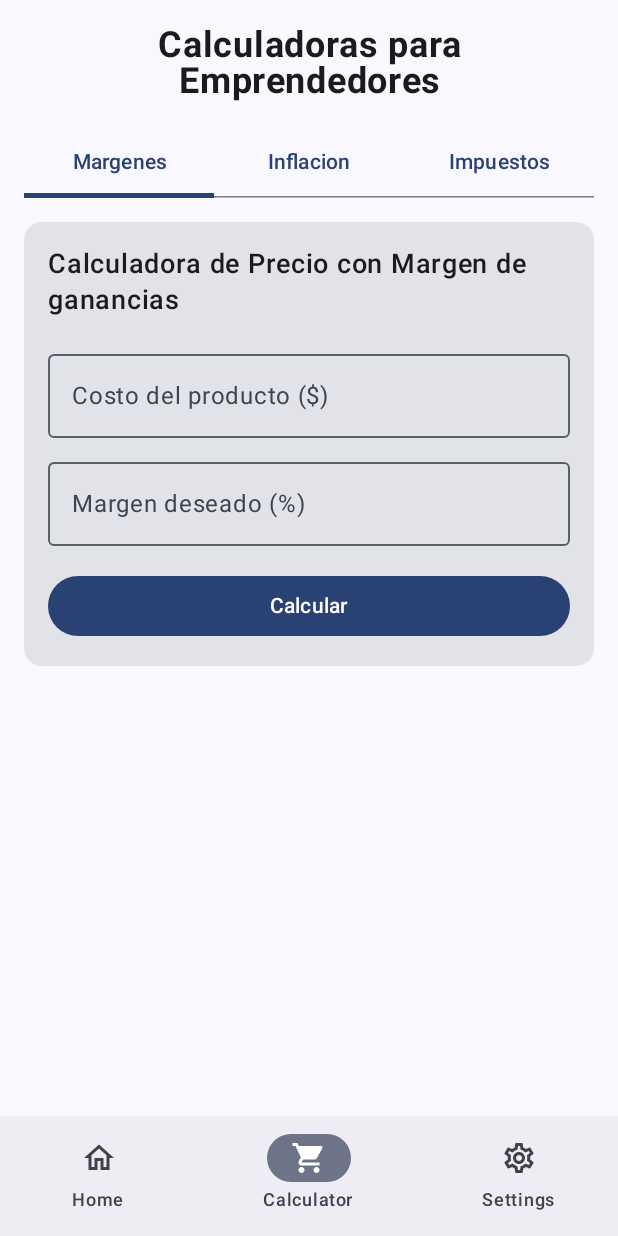
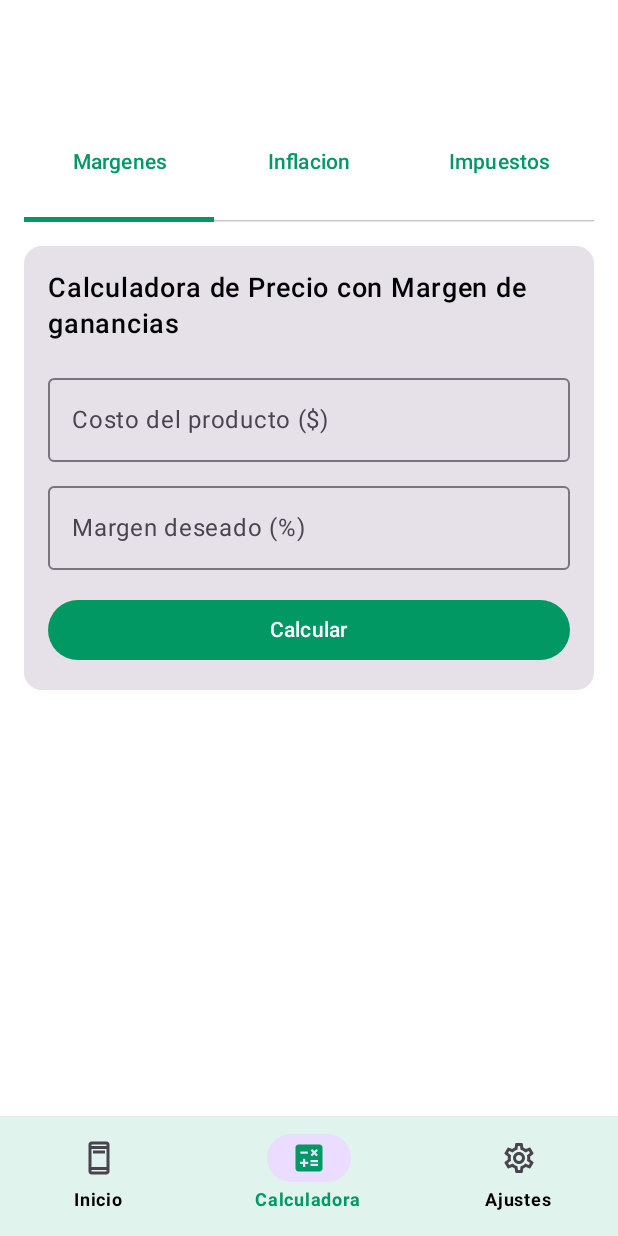
Before and after one commit to SantiagoGrinblat/Asistente_de_emprendedor, an Android app built with Jetpack Compose: the screen it shows after launch (MainActivity), item 2 of the bottom bar chosen, on a phone screen of 412 x 824 dp. Run offline under Robolectric (Android 15) with nearby library versions, the light colour scheme and no system bars.

Commit message:
se mejora aspectos visuales de layouts, barra de navegacion, textos E iconos

```diff
--- a/app/build.gradle.kts
+++ b/app/build.gradle.kts
@@ -41,6 +41,7 @@ dependencies {
 
   implementation(libs.androidx.navigation.compose)
   implementation(libs.kotlinx.serialization.json)
+  implementation(libs.androidx.material.icons.extended)
 
   implementation(libs.androidx.core.ktx)
   implementation(libs.androidx.lifecycle.runtime.ktx)
--- a/app/src/main/java/com/santidev/entrepreneurassistant/MainActivity.kt
+++ b/app/src/main/java/com/santidev/entrepreneurassistant/MainActivity.kt
@@ -6,6 +6,8 @@ import androidx.activity.compose.setContent
 import androidx.activity.enableEdgeToEdge
 import androidx.compose.foundation.layout.Box
 import androidx.compose.foundation.layout.fillMaxSize
+import androidx.compose.material3.MaterialTheme
+import androidx.compose.material3.Surface
 import androidx.compose.ui.Modifier
 import com.santidev.entrepreneurassistant.navigation.NavigationComponent
 import com.santidev.entrepreneurassistant.ui.theme.EntrepreneurAssistantTheme
@@ -17,8 +19,10 @@ class MainActivity : ComponentActivity() {
     enableEdgeToEdge()
     setContent {
       EntrepreneurAssistantTheme {
-        Box(modifier = Modifier.fillMaxSize()) {
-          NavigationComponent()
+        Surface(modifier = Modifier.fillMaxSize(), color = MaterialTheme.colorScheme.background) {
+          Box(modifier = Modifier.fillMaxSize()) {
+            NavigationComponent()
+          }
         }
       }
     }
--- a/app/src/main/java/com/santidev/entrepreneurassistant/ui/screens/CalculatorsScreen.kt
+++ b/app/src/main/java/com/santidev/entrepreneurassistant/ui/screens/CalculatorsScreen.kt
@@ -6,6 +6,7 @@ import androidx.compose.foundation.layout.fillMaxSize
 import androidx.compose.foundation.layout.fillMaxWidth
 import androidx.compose.foundation.layout.height
 import androidx.compose.foundation.layout.padding
+import androidx.compose.material3.MaterialTheme
 import androidx.compose.material3.Tab
 import androidx.compose.material3.TabRow
 import androidx.compose.material3.Text
@@ -15,6 +16,7 @@ import androidx.compose.runtime.mutableStateOf
 import androidx.compose.runtime.remember
 import androidx.compose.runtime.setValue
 import androidx.compose.ui.Modifier
+import androidx.compose.ui.graphics.Color
 import androidx.compose.ui.text.font.FontWeight
 import androidx.compose.ui.text.style.TextAlign
 import androidx.compose.ui.unit.dp
@@ -42,7 +44,8 @@ fun CalculatorsScreen(navController: NavHostController) {
       modifier = Modifier
         .fillMaxWidth()
         .padding(bottom = 16.dp),
-      textAlign = TextAlign.Center
+      textAlign = TextAlign.Center,
+      color = Color.White
     )
 
     TabRow(selectedTabIndex = tabSelecction) {
@@ -50,7 +53,8 @@ fun CalculatorsScreen(navController: NavHostController) {
         Tab(
           selected = tabSelecction == index,
           onClick = { tabSelecction = index },
-          text = { Text(titulo) }
+          text = { Text(titulo) },
+          modifier = Modifier.padding(bottom = 16.dp),
         )
       }
     }
--- a/app/src/main/java/com/santidev/entrepreneurassistant/ui/screens/HomeScreen.kt
+++ b/app/src/main/java/com/santidev/entrepreneurassistant/ui/screens/HomeScreen.kt
@@ -6,5 +6,5 @@ import androidx.navigation.NavHostController
 
 @Composable
 fun HomeScreen(navController: NavHostController) {
-  Text(text = "Home Screen")
+
 }
--- a/app/src/main/java/com/santidev/entrepreneurassistant/ui/theme/Color.kt
+++ b/app/src/main/java/com/santidev/entrepreneurassistant/ui/theme/Color.kt
@@ -2,10 +2,7 @@ package com.santidev.entrepreneurassistant.ui.theme
 
 import androidx.compose.ui.graphics.Color
 
-val Purple80 = Color(0xFFD0BCFF)
-val PurpleGrey80 = Color(0xFFCCC2DC)
-val Pink80 = Color(0xFFEFB8C8)
-
-val Purple40 = Color(0xFF6650a4)
-val PurpleGrey40 = Color(0xFF625b71)
-val Pink40 = Color(0xFF7D5260)
+val WhiteBackground = Color(0xFFFFFFFF)
+val DeepGreenBackground = Color(0xFF10231C)
+val LightGreen = Color(0xFF019863)
+val WhiteText = Color(0xFFFFFFFF)
--- a/app/src/main/java/com/santidev/entrepreneurassistant/ui/theme/Theme.kt
+++ b/app/src/main/java/com/santidev/entrepreneurassistant/ui/theme/Theme.kt
@@ -3,41 +3,56 @@ package com.santidev.entrepreneurassistant.ui.theme
 import android.app.Activity
 import android.os.Build
 import androidx.compose.foundation.isSystemInDarkTheme
+import androidx.compose.material3.ColorScheme
 import androidx.compose.material3.MaterialTheme
+import androidx.compose.material3.MaterialTheme.colorScheme
 import androidx.compose.material3.darkColorScheme
 import androidx.compose.material3.dynamicDarkColorScheme
 import androidx.compose.material3.dynamicLightColorScheme
 import androidx.compose.material3.lightColorScheme
 import androidx.compose.runtime.Composable
+import androidx.compose.ui.graphics.Color
+import androidx.compose.ui.graphics.Color.Companion.White
 import androidx.compose.ui.platform.LocalContext
 
 private val DarkColorScheme = darkColorScheme(
-  primary = Purple80,
-  secondary = PurpleGrey80,
-  tertiary = Pink80
+  primary = LightGreen,
+  onPrimary = Color.White,
+
+  // Colores de fondo
+  background = DeepGreenBackground,
+  onBackground = WhiteText,
+
+  // Colores de superficie
+  surface = DeepGreenBackground,
+  onSurface = WhiteText,
+
+  // Colores secundarios
+  secondary = LightGreen,
+  onSecondary = WhiteText,
 )
 
 private val LightColorScheme = lightColorScheme(
-  primary = Purple40,
-  secondary = PurpleGrey40,
-  tertiary = Pink40
+  primary = LightGreen,
+  onPrimary = WhiteText,
 
-  /* Other default colors to override
-    background = Color(0xFFFFFBFE),
-    surface = Color(0xFFFFFBFE),
-    onPrimary = Color.White,
-    onSecondary = Color.White,
-    onTertiary = Color.White,
-    onBackground = Color(0xFF1C1B1F),
-    onSurface = Color(0xFF1C1B1F),
-    */
+  // Colores de fondo
+  background = WhiteBackground,
+  onBackground = Color.Black,
+
+  // Colores de superficie
+  surface = WhiteBackground,
+  onSurface = Color.Black,
+
+  // Colores secundarios
+  secondary = LightGreen,
+  onSecondary = WhiteText,
 )
 
 @Composable
 fun EntrepreneurAssistantTheme(
   darkTheme: Boolean = isSystemInDarkTheme(),
-  // Dynamic color is available on Android 12+
-  dynamicColor: Boolean = true,
+  dynamicColor: Boolean = false,
   content: @Composable () -> Unit
 ) {
   val colorScheme = when {
@@ -45,7 +60,6 @@ fun EntrepreneurAssistantTheme(
       val context = LocalContext.current
       if (darkTheme) dynamicDarkColorScheme(context) else dynamicLightColorScheme(context)
     }
-
     darkTheme -> DarkColorScheme
     else -> LightColorScheme
   }
--- a/app/src/main/java/com/santidev/entrepreneurassistant/utils/BottomNavigation.kt
+++ b/app/src/main/java/com/santidev/entrepreneurassistant/utils/BottomNavigation.kt
@@ -1,168 +1,43 @@
 package com.santidev.entrepreneurassistant.utils
 
+import androidx.compose.foundation.background
+import androidx.compose.foundation.layout.fillMaxWidth
+import androidx.compose.foundation.layout.height
 import androidx.compose.material.icons.Icons
+import androidx.compose.material.icons.filled.AdUnits
+import androidx.compose.material.icons.filled.AllInbox
+import androidx.compose.material.icons.filled.Calculate
 import androidx.compose.material.icons.filled.Home
 import androidx.compose.material.icons.filled.Settings
 import androidx.compose.material.icons.filled.ShoppingCart
+import androidx.compose.material.icons.outlined.AdUnits
+import androidx.compose.material.icons.outlined.AllInbox
+import androidx.compose.material.icons.outlined.Calculate
 import androidx.compose.material.icons.outlined.Home
 import androidx.compose.material.icons.outlined.Settings
 import androidx.compose.material.icons.outlined.ShoppingCart
 import androidx.compose.material3.Icon
+import androidx.compose.material3.MaterialTheme
 import androidx.compose.material3.NavigationBar
 import androidx.compose.material3.NavigationBarItem
-import androidx.compose.material3.Scaffold
+import androidx.compose.material3.NavigationBarItemDefaults
 import androidx.compose.material3.Text
 import androidx.compose.runtime.Composable
 import androidx.compose.runtime.getValue
-import androidx.compose.runtime.mutableStateOf
 import androidx.compose.runtime.remember
-import androidx.compose.runtime.saveable.rememberSaveable
-import androidx.compose.runtime.setValue
+import androidx.compose.ui.Modifier
+import androidx.compose.ui.graphics.Color
 import androidx.compose.ui.graphics.vector.ImageVector
-import androidx.compose.ui.input.key.Key.Companion.Home
-import androidx.navigation.NavDestination
+import androidx.compose.ui.res.vectorResource
+import androidx.compose.ui.text.font.FontWeight
+import androidx.compose.ui.unit.Dp
+import androidx.compose.ui.unit.dp
 import androidx.navigation.NavHostController
 import androidx.navigation.compose.currentBackStackEntryAsState
+import com.santidev.entrepreneurassistant.R
 import com.santidev.entrepreneurassistant.navigation.CalculatorScreen
 import com.santidev.entrepreneurassistant.navigation.HomeScreen
 import com.santidev.entrepreneurassistant.navigation.SettingsScreen
-import com.santidev.entrepreneurassistant.ui.screens.CalculatorsScreen
-
-//data class BottomNavigationItem(
-//  val title: String,
-//  val destination: Any,
-//  val selectedIcon: ImageVector,
-//  val unselectedIcon: ImageVector,
-//)
-//
-//@Composable
-//fun BottomNavigation(navController: NavHostController) {
-//  val items = listOf(
-//    BottomNavigationItem(
-//      title = "Home",
-//      destination = HomeScreen,
-//      selectedIcon = Icons.Filled.Home,
-//      unselectedIcon = Icons.Outlined.Home
-//    ),
-//    BottomNavigationItem(
-//      title = "Calculator",
-//      destination = CalculatorScreen,
-//      selectedIcon = Icons.Filled.ShoppingCart,
-//      unselectedIcon = Icons.Outlined.ShoppingCart
-//    ),
-//    BottomNavigationItem(
-//      title = "Settings",
-//      destination = SettingsScreen,
-//      selectedIcon = Icons.Filled.Settings,
-//      unselectedIcon = Icons.Outlined.Settings
-//    ),
-//  )
-//
-//  var selectedItemIndex by rememberSaveable {
-//    mutableStateOf(0)
-//  }
-//
-//  Scaffold(
-//    bottomBar = {
-//      NavigationBar {
-//        items.forEachIndexed { index, item ->
-//          NavigationBarItem(
-//            selected = selectedItemIndex == index,
-//            onClick = {
-//              selectedItemIndex = index
-//              navController.navigate(item.destination) {
-//                popUpTo(navController.graph.startDestinationId) {
-//                  saveState = true
-//                }
-//                launchSingleTop = true
-//                restoreState = true
-//              }
-//            },
-//            label = {
-//              Text(text = item.title)
-//            },
-//            icon = {
-//              Icon(
-//                imageVector = if (index == selectedItemIndex) {
-//                  item.selectedIcon
-//                } else item.unselectedIcon ,
-//                contentDescription = item.title
-//              )
-//            }
-//          )
-//        }
-//      }
-//    }
-//  ) {}
-//}
-
-//data class BottomNavigationItem(
-//  val title: String,
-//  val destination: Any,
-//  val selectedIcon: ImageVector,
-//  val unselectedIcon: ImageVector,
-//)
-//
-//@Composable
-//fun BottomNavigation(navController: NavHostController) {
-//  val items = listOf(
-//    BottomNavigationItem(
-//      title = "Home",
-//      destination = HomeScreen,
-//      selectedIcon = Icons.Filled.Home,
-//      unselectedIcon = Icons.Outlined.Home
-//    ),
-//    BottomNavigationItem(
-//      title = "Calculator",
-//      destination = CalculatorScreen,
-//      selectedIcon = Icons.Filled.ShoppingCart,
-//      unselectedIcon = Icons.Outlined.ShoppingCart
-//    ),
-//    BottomNavigationItem(
-//      title = "Settings",
-//      destination = SettingsScreen,
-//      selectedIcon = Icons.Filled.Settings,
-//      unselectedIcon = Icons.Outlined.Settings
-//    ),
-//  )
-//
-//  // Obtenemos la ruta actual para determinar cual item esta seleccionado
-//  val currentDestination = navController.currentBackStackEntryAsState().value?.destination
-//
-//  NavigationBar {
-//    items.forEach { item ->
-//      // Verificamos si el item actual está seleccionando el correcto basandose en la ruta de la layoutr
-//      val isSelected = currentDestination?.route == item.destination::class.qualifiedName
-//
-//      NavigationBarItem(
-//        selected = isSelected,
-//        onClick = {
-//          navController.navigate(item.destination) {
-//            // Evitamos múltiples copias de la misma pantalla en el stack
-//            popUpTo(navController.graph.startDestinationId) {
-//              saveState = true
-//            }
-//            launchSingleTop = true
-//            restoreState = true
-//          }
-//        },
-//        label = {
-//          Text(text = item.title)
-//        },
-//        icon = {
-//          Icon(
-//            imageVector = if (isSelected) {
-//              item.selectedIcon
-//            } else {
-//              item.unselectedIcon
-//            },
-//            contentDescription = item.title
-//          )
-//        }
-//      )
-//    }
-//  }
-//}
 
 data class BottomNavigationItem(
   val title: String,
@@ -173,23 +48,23 @@ data class BottomNavigationItem(
 
 @Composable
 fun BottomNavigation(navController: NavHostController) {
-  // Memorizar la lista de items para evitar recreación
+  // Recordar la lista de items para evitar recreación de la misma en cada layout
   val items = remember {
     listOf(
       BottomNavigationItem(
-        title = "Home",
+        title = "Inicio",
         destination = HomeScreen,
-        selectedIcon = Icons.Filled.Home,
-        unselectedIcon = Icons.Outlined.Home
+        selectedIcon = Icons.Filled.AdUnits,
+        unselectedIcon = Icons.Outlined.AdUnits
       ),
       BottomNavigationItem(
-        title = "Calculator",
+        title = "Calculadora",
         destination = CalculatorScreen,
-        selectedIcon = Icons.Filled.ShoppingCart,
-        unselectedIcon = Icons.Outlined.ShoppingCart
+        selectedIcon = Icons.Filled.Calculate,
+        unselectedIcon = Icons.Outlined.Calculate
       ),
       BottomNavigationItem(
-        title = "Settings",
+        title = "Ajustes",
         destination = SettingsScreen,
         selectedIcon = Icons.Filled.Settings,
         unselectedIcon = Icons.Outlined.Settings
@@ -197,18 +72,24 @@ fun BottomNavigation(navController: NavHostController) {
     )
   }
 
-  // Obtener la ruta actual de forma eficiente
+  // Obtener la ruta de navegacion actual de forma mas facil
   val navBackStackEntry by navController.currentBackStackEntryAsState()
   val currentDestination = navBackStackEntry?.destination
 
-  NavigationBar {
+  NavigationBar(
+    modifier = Modifier
+      .fillMaxWidth(),
+    containerColor = MaterialTheme.colorScheme.surface,
+    contentColor = MaterialTheme.colorScheme.onSurface,
+    tonalElevation = 8.dp
+  ) {
     items.forEach { item ->
       val isSelected = currentDestination?.route == item.destination::class.qualifiedName
 
       NavigationBarItem(
         selected = isSelected,
         onClick = {
-          // Evitar navegación innecesaria si ya estamos en la pantalla
+          // Evitar navegación innecesaria si ya estamos en esa layout para evitar recarga
           if (!isSelected) {
             navController.navigate(item.destination) {
               popUpTo(navController.graph.startDestinationId) {
@@ -220,18 +101,34 @@ fun BottomNavigation(navController: NavHostController) {
           }
         },
         label = {
-          Text(text = item.title)
+          Text(
+            text = item.title,
+            fontWeight = FontWeight.Bold,
+            color = if (isSelected) {
+              MaterialTheme.colorScheme.primary
+            } else {
+              MaterialTheme.colorScheme.onSurface
+            }
+          )
         },
         icon = {
           Icon(
-            imageVector = if (isSelected) {
-              item.selectedIcon
+            imageVector = if (isSelected) item.selectedIcon else item.unselectedIcon,
+            contentDescription = item.title,
+            tint = if (isSelected) {
+              MaterialTheme.colorScheme.primary
             } else {
-              item.unselectedIcon
-            },
-            contentDescription = item.title
+              MaterialTheme.colorScheme.onSurfaceVariant
+            }
           )
-        }
+        },
+        colors = NavigationBarItemDefaults.colors(
+          selectedIconColor = MaterialTheme.colorScheme.primary,
+          selectedTextColor = MaterialTheme.colorScheme.primary,
+          unselectedIconColor = MaterialTheme.colorScheme.onSurface,
+          unselectedTextColor = MaterialTheme.colorScheme.onSurface,
+          indicatorColor = MaterialTheme.colorScheme.primaryContainer
+        )
       )
     }
   }
--- a/app/src/main/res/values/colors.xml
+++ b/app/src/main/res/values/colors.xml
@@ -6,5 +6,6 @@
     <color name="teal_200">#FF03DAC5</color>
     <color name="teal_700">#FF018786</color>
     <color name="black">#FF000000</color>
-    <color name="white">#FFFFFFFF</color>
+    <color name="white">#FF019863</color>
+
 </resources>
--- a/gradle/libs.versions.toml
+++ b/gradle/libs.versions.toml
@@ -10,6 +10,7 @@ activityCompose = "1.10.1"
 composeBom = "2025.06.01"
 navigationCompose = "2.9.0"
 kotlinxSerializationJson = "1.8.1"
+material-icons-extended = "1.7.8"
 
 [libraries]
 androidx-core-ktx = { group = "androidx.core", name = "core-ktx", version.ref = "coreKtx" }
@@ -30,6 +31,8 @@ androidx-material3 = { group = "androidx.compose.material3", name = "material3"
 androidx-navigation-compose = { module = "androidx.navigation:navigation-compose", version.ref = "navigationCompose" }
 kotlinx-serialization-json = { module = "org.jetbrains.kotlinx:kotlinx-serialization-json", version.ref = "kotlinxSerializationJson" }
 
+androidx-material-icons-extended = { group = "androidx.compose.material", name = "material-icons-extended" }
+
 [plugins]
 android-application = { id = "com.android.application", version.ref = "agp" }
 kotlin-android = { id = "org.jetbrains.kotlin.android", version.ref = "kotlin" }
```
Also changed, not shown: app/src/main/java/com/santidev/entrepreneurassistant/utils/InflationCalculator.kt (+31 -34 lines).
